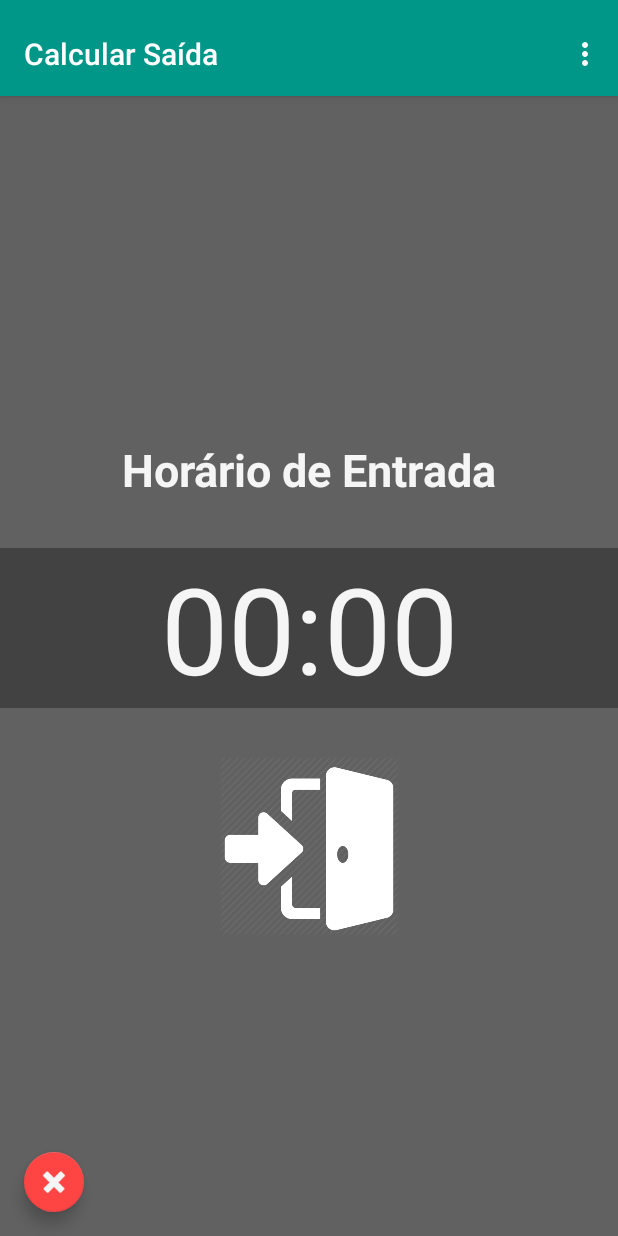
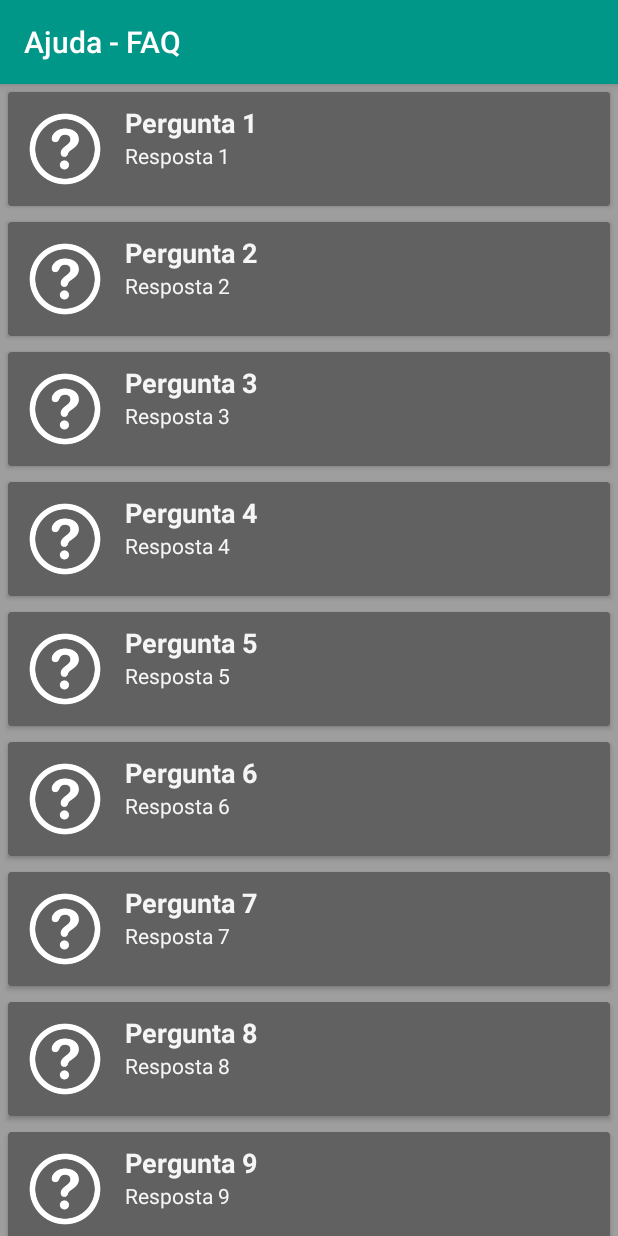
Before and after one commit to tiefz/calculadhora, an Android app: the MainActivity screen opened directly, with no data from a screen before it, after a tap on "Calcular Saída", on a phone screen of 412 x 824 dp. Run offline under Robolectric (Android 15) with nearby library versions, the phone set to English and light mode, and no system bars; 1 other tap on this screen came first.

Commit message:
Implementação da Activity, Cardview e Recyclerview

```diff
--- a/app/src/main/AndroidManifest.xml
+++ b/app/src/main/AndroidManifest.xml
@@ -13,13 +13,16 @@
         android:supportsRtl="true"
         android:theme="@style/AppTheme"
         tools:ignore="GoogleAppIndexingWarning">
-        <activity android:name=".WelcomeActivity"
+        <activity android:name=".Ajuda"></activity>
+        <activity
+            android:name=".WelcomeActivity"
             android:configChanges="orientation"
             android:screenOrientation="portrait"
-            android:theme="@style/AppTheme.NoActionBar"></activity>
-        <activity android:name=".HoraTotalTrabalhada"
+            android:theme="@style/AppTheme.NoActionBar" />
+        <activity
+            android:name=".HoraTotalTrabalhada"
             android:configChanges="orientation"
-            android:screenOrientation="portrait"/>
+            android:screenOrientation="portrait" />
         <activity
             android:name=".SplashActivity"
             android:configChanges="orientation"
--- /dev/null
+++ b/app/src/main/java/br/com/insertkoin/calculadhora/AdaptadorFAQ.java
@@ -0,0 +1,68 @@
+package br.com.insertkoin.calculadhora;
+
+import android.content.Context;
+import android.support.v7.widget.RecyclerView;
+import android.view.LayoutInflater;
+import android.view.View;
+import android.view.ViewGroup;
+import android.widget.ImageView;
+import android.widget.TextView;
+
+import java.util.List;
+
+public class AdaptadorFAQ extends RecyclerView.Adapter<AdaptadorFAQ.PerguntasViewHolder> {
+
+    private Context mCtx;
+    private List<String> listaPerguntas;
+    private List<String> listaRespostas;
+
+    public AdaptadorFAQ(Context mCtx, List<String> listaPerguntas, List<String> listaRespostas) {
+        this.mCtx = mCtx;
+        this.listaPerguntas = listaPerguntas;
+        this.listaRespostas = listaRespostas;
+    }
+
+    @Override
+    public PerguntasViewHolder onCreateViewHolder(ViewGroup parent, int viewType) {
+        //inflating and returning our view holder
+        LayoutInflater inflater = LayoutInflater.from(mCtx);
+        View view = inflater.inflate(R.layout.lista_faq, null);
+        return new PerguntasViewHolder(view);
+    }
+
+    @Override
+    public void onBindViewHolder(PerguntasViewHolder holder, int position) {
+        String faq = listaPerguntas.get(position);
+        String resp = listaRespostas.get(position);
+
+        holder.helpTitle.setText(faq);
+        holder.helpAnswer.setText(resp);
+
+        holder.itemView.setOnClickListener(new View.OnClickListener() {
+            @Override
+            public void onClick(View v) {
+                System.out.println("click");
+            }
+        });
+    }
+
+    @Override
+    public int getItemCount() {
+        return listaPerguntas.size();
+    }
+
+    class PerguntasViewHolder extends RecyclerView.ViewHolder {
+
+        TextView helpTitle, helpAnswer;
+        ImageView helpIcon;
+
+        public PerguntasViewHolder(View itemView) {
+            super(itemView);
+
+            helpTitle = itemView.findViewById(R.id.helpTitle);
+            helpAnswer = itemView.findViewById(R.id.helpAnswer);
+            helpIcon = itemView.findViewById(R.id.helpIcon);
+        }
+    }
+
+}
--- /dev/null
+++ b/app/src/main/java/br/com/insertkoin/calculadhora/Ajuda.java
@@ -0,0 +1,37 @@
+package br.com.insertkoin.calculadhora;
+
+import android.support.v7.app.AppCompatActivity;
+import android.os.Bundle;
+import android.support.v7.widget.LinearLayoutManager;
+import android.support.v7.widget.RecyclerView;
+
+import java.util.ArrayList;
+import java.util.Arrays;
+import java.util.List;
+
+public class Ajuda extends AppCompatActivity {
+
+    List<String> listaPerguntas;
+    List<String> listaRespostas;
+    RecyclerView recyclerView;
+
+    @Override
+    protected void onCreate(Bundle savedInstanceState) {
+        super.onCreate(savedInstanceState);
+        setContentView(R.layout.activity_ajuda);
+
+        getSupportActionBar().setTitle(R.string.ajuda);
+
+        recyclerView = findViewById(R.id.recyclerViewFAQ);
+        recyclerView.setHasFixedSize(true);
+        recyclerView.setLayoutManager(new LinearLayoutManager(this));
+
+        listaPerguntas = new ArrayList<>();
+        listaRespostas = new ArrayList<>();
+        listaPerguntas = Arrays.asList(getResources().getStringArray(R.array.faq));
+        listaRespostas = Arrays.asList(getResources().getStringArray(R.array.resp));
+
+        AdaptadorFAQ adapter = new AdaptadorFAQ(this, listaPerguntas, listaRespostas);
+        recyclerView.setAdapter(adapter);
+    }
+}
--- /dev/null
+++ b/app/src/main/java/br/com/insertkoin/calculadhora/FAQ.java
@@ -0,0 +1,21 @@
+package br.com.insertkoin.calculadhora;
+
+public class FAQ {
+
+    private String pergunta;
+    private String resposta;
+
+    public FAQ(String pergunta, String resposta) {
+        this.pergunta = pergunta;
+        this.resposta = resposta;
+    }
+
+    public String getPergunta() {
+        return pergunta;
+    }
+
+    public String getResposta() {
+        return resposta;
+    }
+
+}
--- a/app/src/main/java/br/com/insertkoin/calculadhora/MainActivity.java
+++ b/app/src/main/java/br/com/insertkoin/calculadhora/MainActivity.java
@@ -122,7 +122,7 @@ public class MainActivity extends AppCompatActivity
         int id = item.getItemId();
 
         if (id == R.id.nav_calculadHoraID) {
-            Intent configIntent = new Intent(this, TabActivity.class);
+            Intent configIntent = new Intent(this, Ajuda.class);
             configIntent.putExtra("key", 1);
             startActivity(configIntent);
         } else if (id == R.id.nav_calculaTempoID) {
--- /dev/null
+++ b/app/src/main/res/layout/activity_ajuda.xml
@@ -0,0 +1,15 @@
+<?xml version="1.0" encoding="utf-8"?>
+<android.support.constraint.ConstraintLayout xmlns:android="http://schemas.android.com/apk/res/android"
+    xmlns:app="http://schemas.android.com/apk/res-auto"
+    xmlns:tools="http://schemas.android.com/tools"
+    android:layout_width="match_parent"
+    android:layout_height="match_parent"
+    android:background="@color/Cinza_500"
+    tools:context=".Ajuda">
+
+    <android.support.v7.widget.RecyclerView
+        android:id="@+id/recyclerViewFAQ"
+        android:layout_width="match_parent"
+        android:layout_height="match_parent"/>
+
+</android.support.constraint.ConstraintLayout>
--- /dev/null
+++ b/app/src/main/res/layout/lista_faq.xml
@@ -0,0 +1,57 @@
+<?xml version="1.0" encoding="utf-8"?>
+<LinearLayout xmlns:android="http://schemas.android.com/apk/res/android"
+    xmlns:app="http://schemas.android.com/apk/res-auto"
+    android:layout_width="match_parent"
+    android:layout_height="wrap_content"
+    android:orientation="vertical">
+
+    <android.support.v7.widget.CardView
+        android:layout_width="match_parent"
+        android:layout_height="wrap_content"
+        android:layout_margin="5dp"
+        app:cardBackgroundColor="@color/bg_cinza">
+
+        <RelativeLayout
+            android:layout_width="match_parent"
+            android:layout_height="wrap_content"
+            android:padding="8dp">
+
+            <ImageView
+                android:id="@+id/helpIcon"
+                android:layout_width="60dp"
+                android:layout_height="60dp"
+                android:background="@drawable/ajuda_icon"
+                android:contentDescription="@string/ajuda"
+                android:padding="4dp" />
+
+            <TextView
+                android:id="@+id/helpTitle"
+                android:layout_width="match_parent"
+                android:layout_height="wrap_content"
+                android:layout_marginStart="10dp"
+                android:layout_marginLeft="10dp"
+                android:layout_toEndOf="@id/helpIcon"
+                android:layout_toRightOf="@id/helpIcon"
+                android:text="@string/slide_2_desc"
+                android:textAppearance="@style/Base.TextAppearance.AppCompat.Small"
+                android:textColor="@color/cor_fonte"
+                android:textSize="18sp"
+                android:textStyle="bold" />
+
+            <TextView
+                android:id="@+id/helpAnswer"
+                android:layout_width="wrap_content"
+                android:layout_height="wrap_content"
+                android:layout_below="@id/helpTitle"
+                android:layout_marginStart="10dp"
+                android:layout_marginLeft="30dp"
+                android:layout_toRightOf="@id/helpIcon"
+                android:text="@string/slide_5_desc"
+                android:textColor="@color/cor_fonte" />
+
+
+        </RelativeLayout>
+
+    </android.support.v7.widget.CardView>
+
+</LinearLayout>
--- a/app/src/main/res/values/strings.xml
+++ b/app/src/main/res/values/strings.xml
@@ -67,4 +67,50 @@
     <string name="slide_4_desc">Você pode definir um alarme para não esquecer a hora da saída</string>
     <string name="slide_5_desc">Ajuste a quantidade de horas trabalhadas e ative/desative as pausas extras</string>
     <string name="criar_alarme">Criar Alarme</string>
+    <string name="ajuda">Ajuda - FAQ</string>
+
+    <string-array name="faq">
+        <item>Pergunta 1</item>
+        <item>Pergunta 2</item>
+        <item>Pergunta 3</item>
+        <item>Pergunta 4</item>
+        <item>Pergunta 5</item>
+        <item>Pergunta 6</item>
+        <item>Pergunta 7</item>
+        <item>Pergunta 8</item>
+        <item>Pergunta 9</item>
+        <item>Pergunta 10</item>
+        <item>Pergunta 11</item>
+        <item>Pergunta 12</item>
+        <item>Pergunta 13</item>
+        <item>Pergunta 14</item>
+        <item>Pergunta 15</item>
+        <item>Pergunta 16</item>
+        <item>Pergunta 17</item>
+        <item>Pergunta 18</item>
+        <item>Pergunta 19</item>
+        <item>Pergunta 20</item>
+    </string-array>
+    <string-array name="resp">
+        <item>Resposta 1</item>
+        <item>Resposta 2</item>
+        <item>Resposta 3</item>
+        <item>Resposta 4</item>
+        <item>Resposta 5</item>
+        <item>Resposta 6</item>
+        <item>Resposta 7</item>
+        <item>Resposta 8</item>
+        <item>Resposta 9</item>
+        <item>Resposta 10</item>
+        <item>Resposta 11</item>
+        <item>Resposta 12</item>
+        <item>Resposta 13</item>
+        <item>Resposta 14</item>
+        <item>Resposta 15</item>
+        <item>Resposta 16</item>
+        <item>Resposta 17</item>
+        <item>Resposta 18</item>
+        <item>Resposta 19</item>
+        <item>Resposta 20</item>
+    </string-array>
 </resources>
```
Also changed, not shown: app/src/main/res/drawable/ajuda_icon.png (added).
